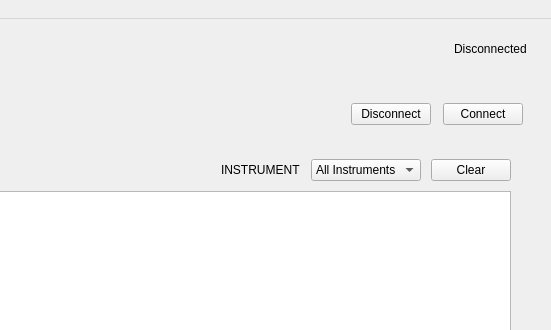
haziq-zur/interactiveIO, file frontend/gui/mainwindow.ui: the form before one commit; both pictures show x 409 to 960 and y 0 to 330 of the 960 by 680 pixel window.
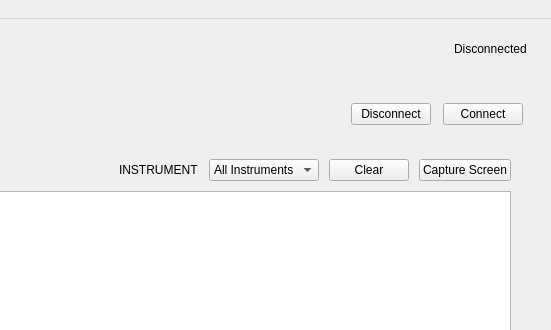
The form after the commit.

Commit message: feat: Add image capture functionality to InstrumentController

Diff of the .ui file:
```diff
--- a/frontend/gui/mainwindow.ui
+++ b/frontend/gui/mainwindow.ui
@@ -261,6 +261,16 @@
               </property>
              </widget>
             </item>
+            <item>
+             <widget class="QPushButton" name="captureButton">
+              <property name="cursor">
+               <cursorShape>PointingHandCursor</cursorShape>
+              </property>
+              <property name="text">
+               <string>Capture Screen</string>
+              </property>
+             </widget>
+            </item>
            </layout>
           </item>
           <item>
```
The commit also changes 22 other files.
